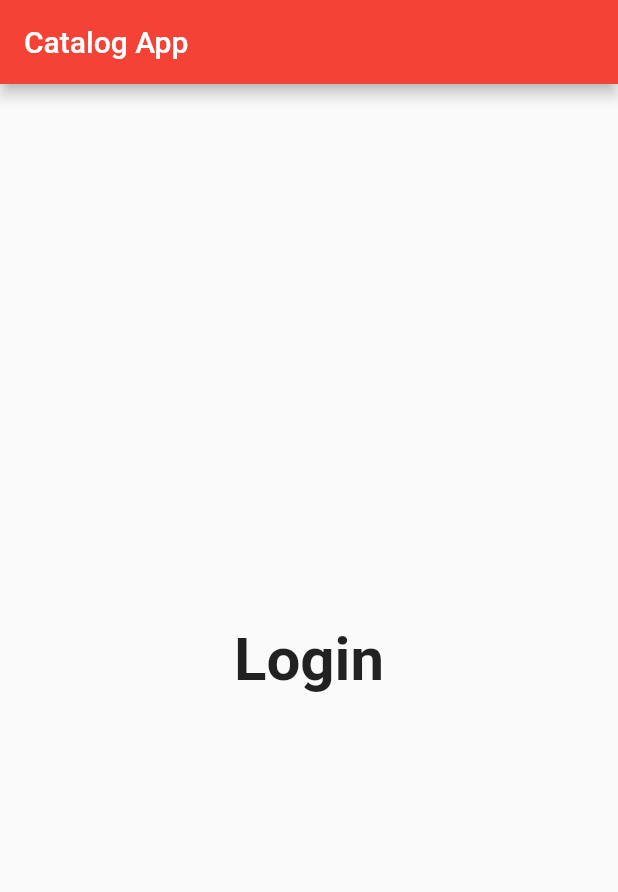
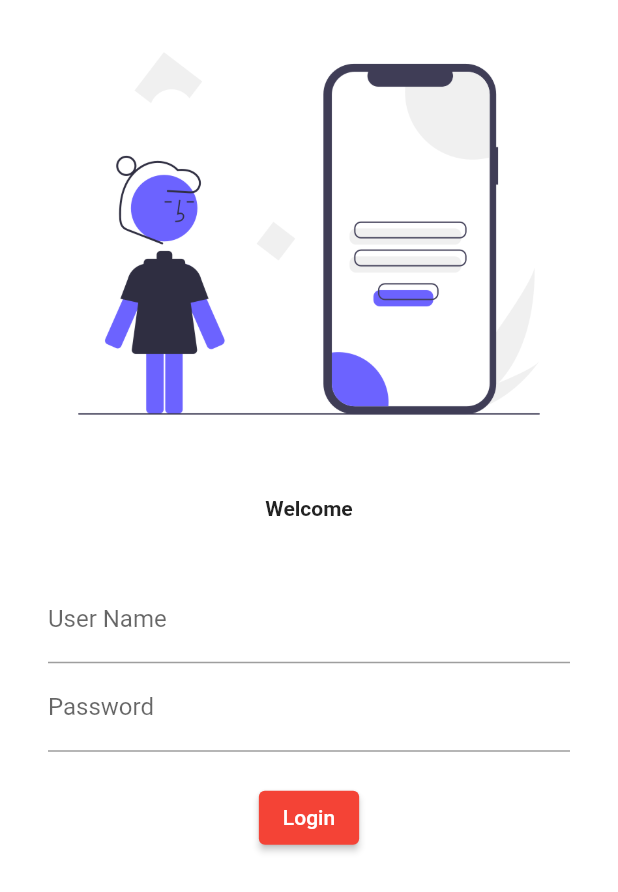
Before and after one commit to kemblekaran/flutter-catalogue, a Flutter app: the screen it shows after launch, on a phone screen of 412 x 824 dp. Shown: the top 892 px of the screen. Run offline on Flutter 3.47's test engine with Material 2 defaults, Android fonts, the phone set to English and light mode, and no system bars; our stand-ins replace google_fonts.

Commit message:
day four completed

```diff
--- a/lib/main.dart
+++ b/lib/main.dart
@@ -2,6 +2,7 @@ import 'package:catalog_app/pages/loginpage.dart';
 
 import '/pages/homepage.dart';
 import 'package:flutter/material.dart';
+import 'package:google_fonts/google_fonts.dart';
 
 void main() {
   runApp(const CatalogApp());
@@ -14,7 +15,9 @@ class CatalogApp extends StatelessWidget {
   Widget build(BuildContext context) {
     return MaterialApp(
       themeMode: ThemeMode.system,
-      theme: ThemeData(primarySwatch: Colors.red),
+      theme: ThemeData(
+          primarySwatch: Colors.red,
+          fontFamily: GoogleFonts.roboto().fontFamily),
       darkTheme: ThemeData(primarySwatch: Colors.purple),
       routes: {
         "/": (context) => LoginPage(),
--- a/lib/pages/loginpage.dart
+++ b/lib/pages/loginpage.dart
@@ -6,12 +6,47 @@ class LoginPage extends StatelessWidget {
   @override
   Widget build(BuildContext context) {
     var appName = 'Catalog App';
-    return Scaffold(
-      appBar: AppBar(title: Text(appName)),
-      body: Center(
-          child: Text("Login",
-              style: TextStyle(fontSize: 20, fontWeight: FontWeight.bold),
-              textScaleFactor: 2.0)),
+    return Material(
+      color: Colors.white,
+      child: Column(
+        children: [
+          Image.asset(
+            "assets/images/login-image.png",
+            fit: BoxFit.cover,
+          ),
+          SizedBox(
+            height: 20.0,
+          ),
+          Text(
+            "Welcome",
+            style: TextStyle(fontWeight: FontWeight.bold),
+          ),
+          SizedBox(height: 20.0),
+          Padding(
+            padding: const EdgeInsets.symmetric(vertical: 16, horizontal: 32),
+            child: Column(
+              children: [
+                TextFormField(
+                  decoration: InputDecoration(
+                      hintText: "Enter you username", labelText: "User Name"),
+                ),
+                TextFormField(
+                  obscureText: true,
+                  decoration: InputDecoration(
+                      hintText: "Enter your password", labelText: "Password"),
+                ),
+                SizedBox(
+                  height: 20.0,
+                ),
+                ElevatedButton(
+                    onPressed: () => {},
+                    child: Text("Login"),
+                    style: TextButton.styleFrom(enableFeedback: true))
+              ],
+            ),
+          )
+        ],
+      ),
     );
   }
 }
--- a/pubspec.yaml
+++ b/pubspec.yaml
@@ -34,6 +34,7 @@ dependencies:
   # The following adds the Cupertino Icons font to your application.
   # Use with the CupertinoIcons class for iOS style icons.
   cupertino_icons: ^1.0.2
+  google_fonts: ^2.3.1
 
 dev_dependencies:
   flutter_test:
@@ -58,8 +59,8 @@ flutter:
   uses-material-design: true
 
   # To add assets to your application, add an assets section, like this:
-  # assets:
-  #   - images/a_dot_burr.jpeg
+  assets:
+    - assets/images/
   #   - images/a_dot_ham.jpeg
 
   # An image asset can refer to one or more resolution-specific "variants", see
```
Also changed, not shown: assets/images/login-image.png (added), pubspec.lock.
